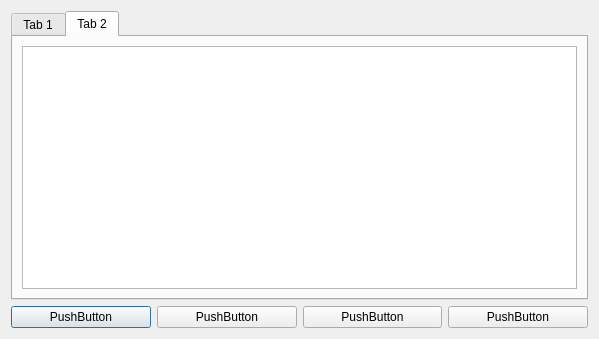
The window that qt_tab_control/tab_dialog.ui (yyk99/qt_junk) describes before a commit, drawn with Qt 5.
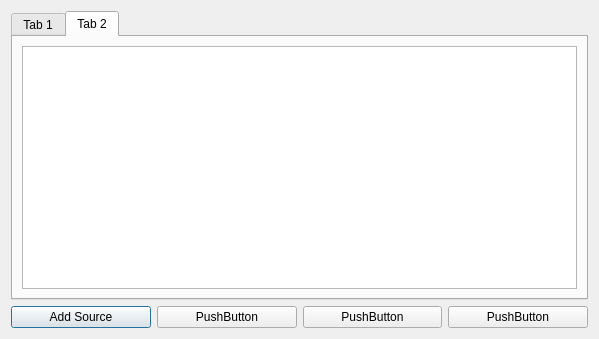
The same window after the commit.

Commit message: Update qt_tab_control

```diff
--- a/qt_tab_control/tab_dialog.ui
+++ b/qt_tab_control/tab_dialog.ui
@@ -46,7 +46,7 @@
      <item>
       <widget class="QPushButton" name="pushButton_4">
        <property name="text">
-        <string>PushButton</string>
+        <string>Add Source</string>
        </property>
       </widget>
      </item>
```
Left out of the diff: 2 changed lines with no effect on the pictures. The commit also changes 2 other files.
